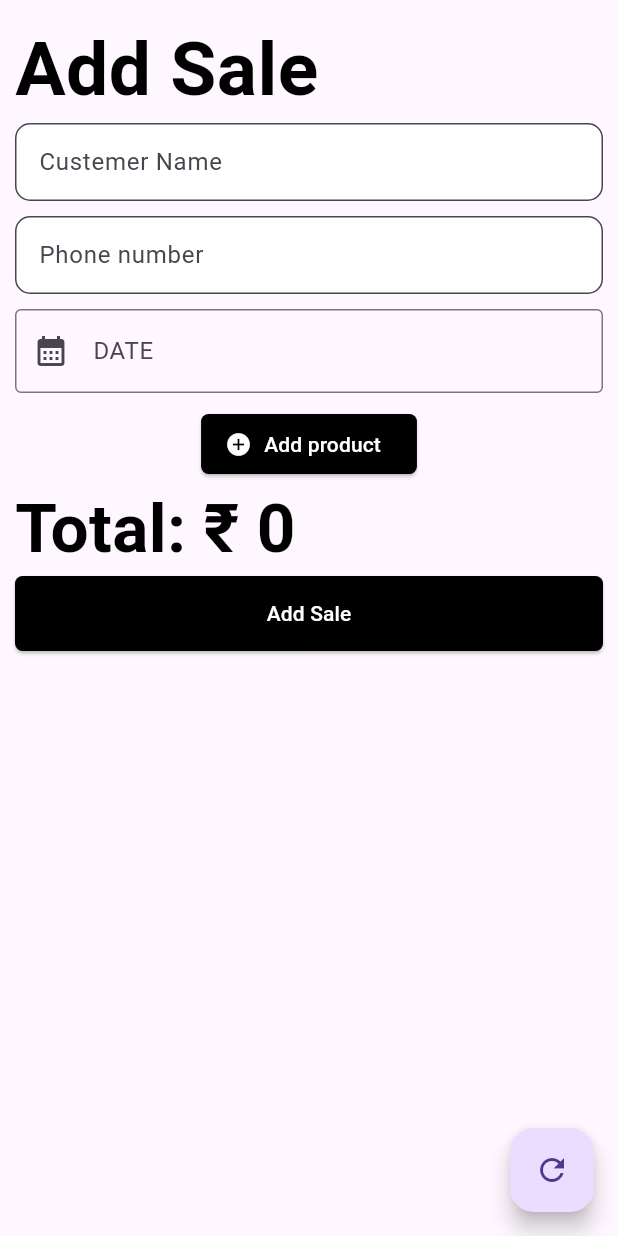
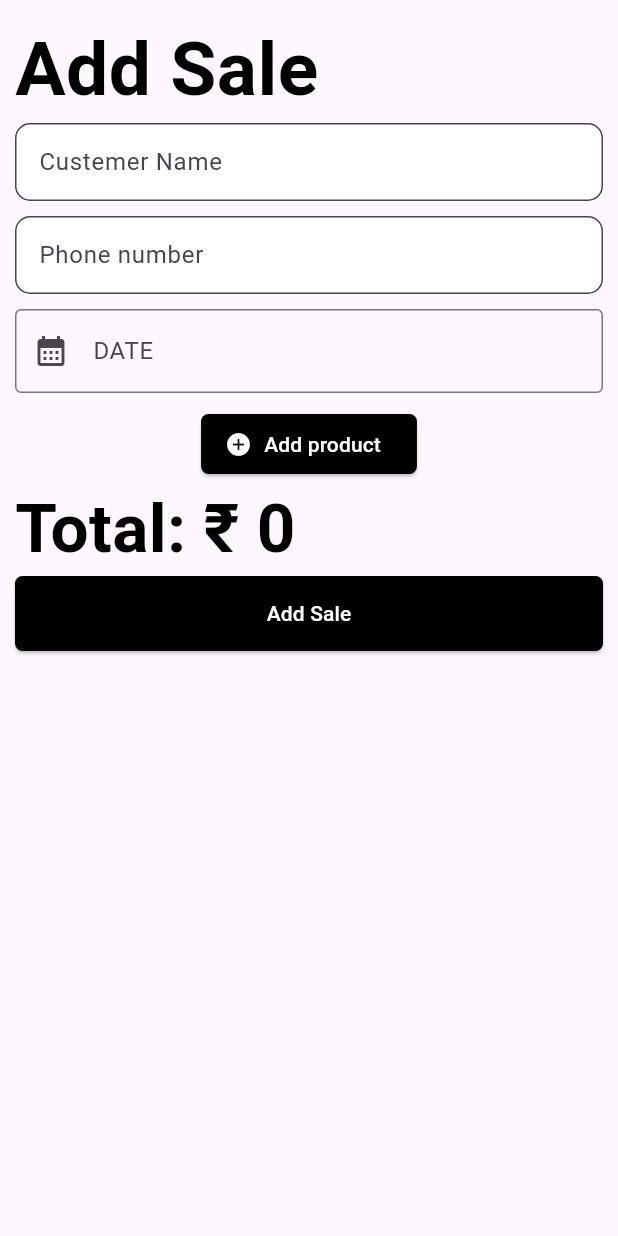
Before and after one commit to faiquefaizal/stockup, a Flutter app: the screen it shows after launch, after a tap on the "add" icon, on a phone screen of 412 x 824 dp. Run offline on Flutter 3.47's test engine with Material 3 defaults, Android fonts, the phone set to English and light mode, and no system bars; our stand-ins replace fl_chart, flutter_local_notifications, hive_flutter, image_picker, lottie; accounts and stored records are empty.

Commit message:
final version

```diff
--- a/lib/screens/add.dart
+++ b/lib/screens/add.dart
@@ -64,8 +64,8 @@ class _AddState extends State<Add> {
                   if (value == null || value.trim().isEmpty) {
                     return "Enter a Name";
                   }
-                  if (value.length < 6) {
-                    return "Name must be at least 6 characters long";
+                  if (value.length < 5) {
+                    return "Name must be at least 5 characters long";
                   }
                   return null;
                 }),
@@ -107,8 +107,7 @@ class _AddState extends State<Add> {
                 const SizedBox(
                   height: 10,
                 ),
-                Flexible(
-                  child: ValueListenableBuilder(
+                ValueListenableBuilder(
                     valueListenable: productSaleNotifier,
                     builder: (context, products, child) {
                       if (products.isEmpty) {
@@ -116,6 +115,7 @@ class _AddState extends State<Add> {
                       }
                       return ListView.builder(
                           shrinkWrap: true,
+                          physics: NeverScrollableScrollPhysics(),
                           itemCount: products.length,
                           itemBuilder: (context, index) {
                             var saleProducts = products[index];
@@ -135,12 +135,10 @@ class _AddState extends State<Add> {
                                 },
                                 key: Key(saleProducts.productId),
                                 child: Card(
-                                    color:
-                                        Colors.grey[850], // Darker background
+                                  color: Colors.grey[850], // Darker background
                                   elevation: 4,
                                   shape: RoundedRectangleBorder(
-                                        borderRadius:
-                                            BorderRadius.circular(10)),
+                                      borderRadius: BorderRadius.circular(10)),
                                   child: ListTile(
                                     title: Text(
                                       productDetails.productame,
@@ -152,14 +150,12 @@ class _AddState extends State<Add> {
                                     subtitle: Text(
                                       "Qty:  ${saleProducts.quantity} X ${productDetails.sellingPrice} =${saleProducts.price}",
                                       style: const TextStyle(
-                                            color: Colors.white70,
-                                            fontSize: 20),
+                                          color: Colors.white70, fontSize: 20),
                                     ),
                                   ),
                                 ));
                           });
                     }),
-                ),
                 Center(
                     child: CustemElevatedButtonWithIcon(
                   icon: Icons.add_circle,
@@ -203,12 +199,6 @@ class _AddState extends State<Add> {
               ],
             ),
           ),
-        ),
-        floatingActionButton: FloatingActionButton(
-          onPressed: () {
-            dashBorad();
-          },
-          child: const Icon(Icons.refresh),
         ),
       ),
     );
@@ -292,7 +282,3 @@ class _AddState extends State<Add> {
     }
   }
 }
-
-void dashBorad() {
-  log("lenght ${productSaleNotifier.value.length.toString()}");
-}
--- a/lib/screens/additemspage.dart
+++ b/lib/screens/additemspage.dart
@@ -304,6 +304,10 @@ class _AdditemspageState extends State<Additemspage> {
     var storage = _storagecontroller.text.trim();
     var screenSize = _screensize.text.trim();
     print(selectedBrand);
+    if (imagepath == null) {
+      customsnackbar(context, "Select Image First", Colors.red);
+      return;
+    }
 
     String productId = generateId();
     var product = ProductModel(
--- a/lib/screens/home.dart
+++ b/lib/screens/home.dart
@@ -48,13 +48,6 @@ class _HomeState extends State<Home> {
       child: Scaffold(
         resizeToAvoidBottomInset: false,
         backgroundColor: Colors.grey[100],
-        floatingActionButton: FloatingActionButton(
-          backgroundColor: Colors.black,
-          onPressed: () async {
-            await showNotifcation(title: "Check", body: "Notification test");
-          },
-          child: const Icon(Icons.notifications, color: Colors.black),
-        ),
         body: Padding(
           padding: const EdgeInsets.all(16),
           child: Column(
@@ -70,8 +63,7 @@ class _HomeState extends State<Home> {
                           CircleAvatar(
                               radius: 25,
                               backgroundImage: profile == null
-                                  ? const AssetImage(
-                                      "assets/default_profile.png")
+                                  ? const AssetImage("assets/shopicon.webp")
                                   : FileImage(File(profile.shopimage))),
                           const SizedBox(width: 10),
                           Text(
--- a/pubspec.yaml
+++ b/pubspec.yaml
@@ -82,6 +82,8 @@ flutter:
   assets:
     - assets/Stock UP.png
     - assets/success_animation.json
+    - assets/shopicon.webp
+
 
 
 
```
Also changed, not shown: assets/shopicon.webp (added). Lines whose indentation alone changed are shown as unchanged.
